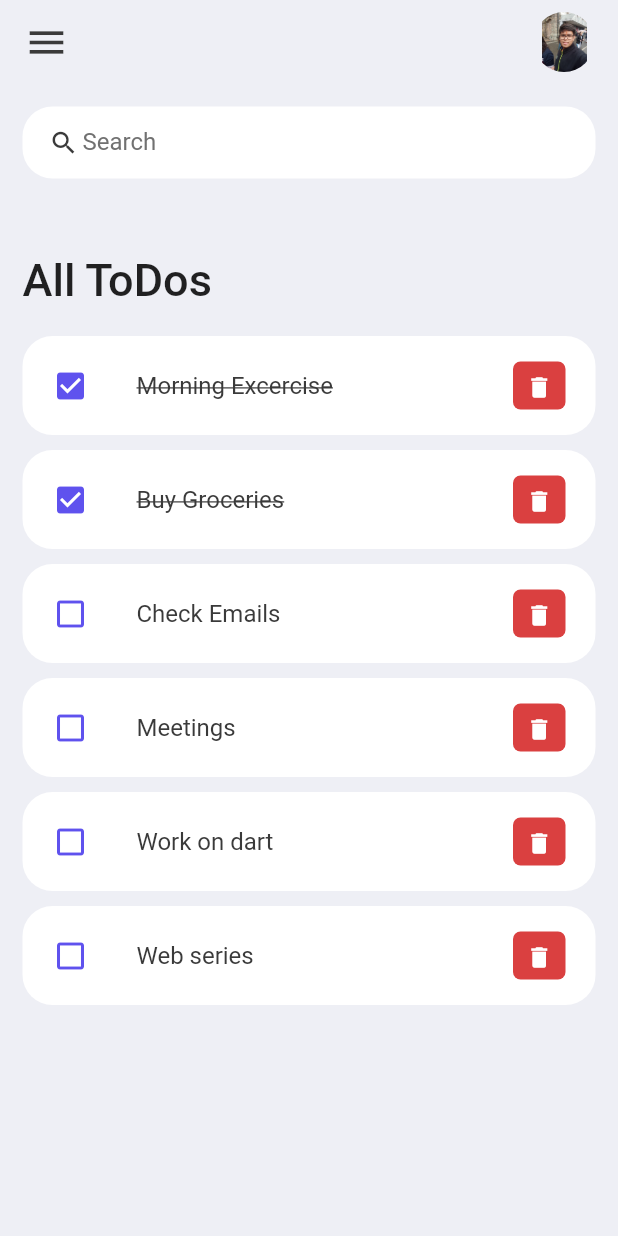
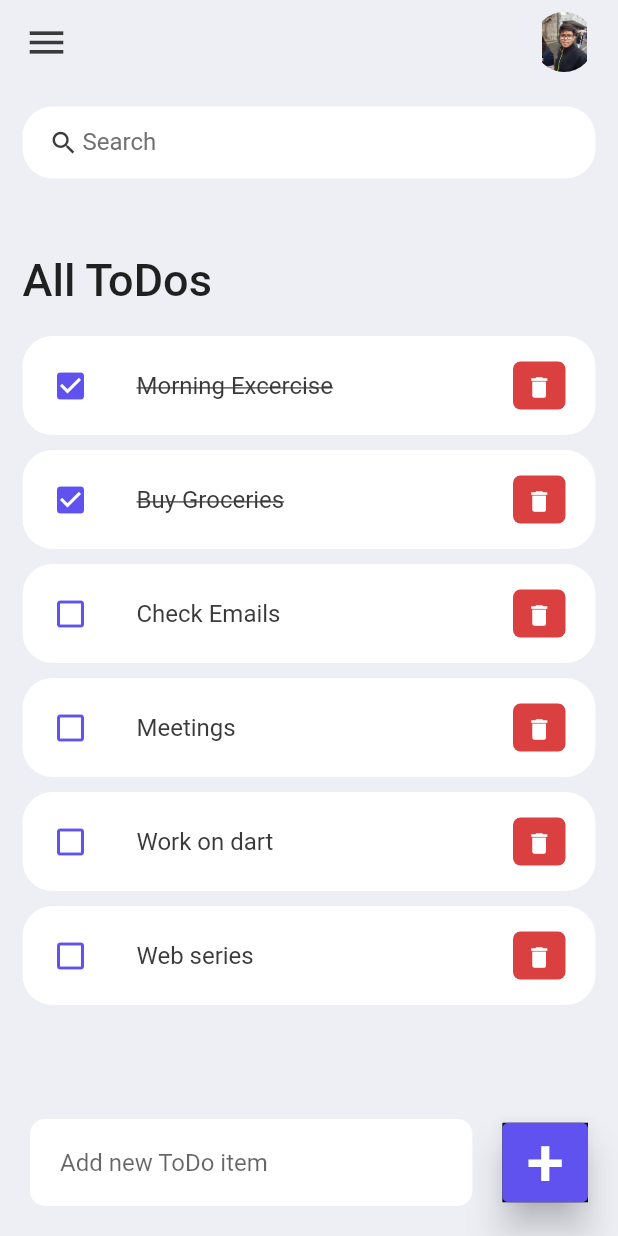
Before and after one commit to RahulRai02/Todo-App-in-Flutter, a Flutter app: the screen it shows after launch, on a phone screen of 412 x 824 dp. Run offline on Flutter 3.47's test engine with Material 2 defaults, Android fonts, the phone set to English and light mode, and no system bars.

Commit message:
Step3: Bottom bar done

```diff
--- a/lib/screens/home.dart
+++ b/lib/screens/home.dart
@@ -36,8 +36,14 @@ class Home extends StatelessWidget {
               )
             ],
           )),
-      body: Container(
-        padding: const EdgeInsets.symmetric(horizontal: 15, vertical: 15),
+      body: Stack(
+        children: [
+          Container(
+            padding: const EdgeInsets.symmetric(
+              horizontal: 15,
+              vertical: 15,
+            ),
+            // color: Colors.grey,
             child: Column(
               // ignore: prefer_const_literals_to_create_immutables
               children: [
@@ -70,6 +76,57 @@ class Home extends StatelessWidget {
               ],
             ),
           ),
+          Align(
+            alignment: Alignment.bottomCenter,
+            child: Row(children: [
+              Expanded(
+                child: Container(
+                  margin: EdgeInsets.only(
+                    bottom: 20,
+                    right: 20,
+                    left: 20,
+                  ),
+                  padding: EdgeInsets.symmetric(
+                    horizontal: 20,
+                    vertical: 5,
+                  ),
+                  decoration: BoxDecoration(
+                      color: Colors.white,
+                      borderRadius: BorderRadius.circular(10)),
+                  child: TextField(
+                    decoration: InputDecoration(
+                      hintText: 'Add new ToDo item',
+                      border: InputBorder.none,
+                    ),
+                  ),
+                ),
+              ),
+              Container(
+                margin: EdgeInsets.only(bottom: 20, right: 20),
+                // ignore: sort_child_properties_last
+                child: ElevatedButton(
+                  onPressed: () {},
+                  child: Text(
+                    '+',
+                    style: TextStyle(fontSize: 45),
+
+                  ),
+                  style: ElevatedButton.styleFrom(
+                    backgroundColor: tdBlue,
+                    minimumSize: Size(50, 50),
+                    elevation: 10,
+
+                  ),
+                ),
+
+                decoration: BoxDecoration(
+                  color: Colors.black,
+                ),
+              )
+            ]),
+          )
+        ],
+      ),
     );
   }
 }
```
Lines whose indentation alone changed are shown as unchanged.
